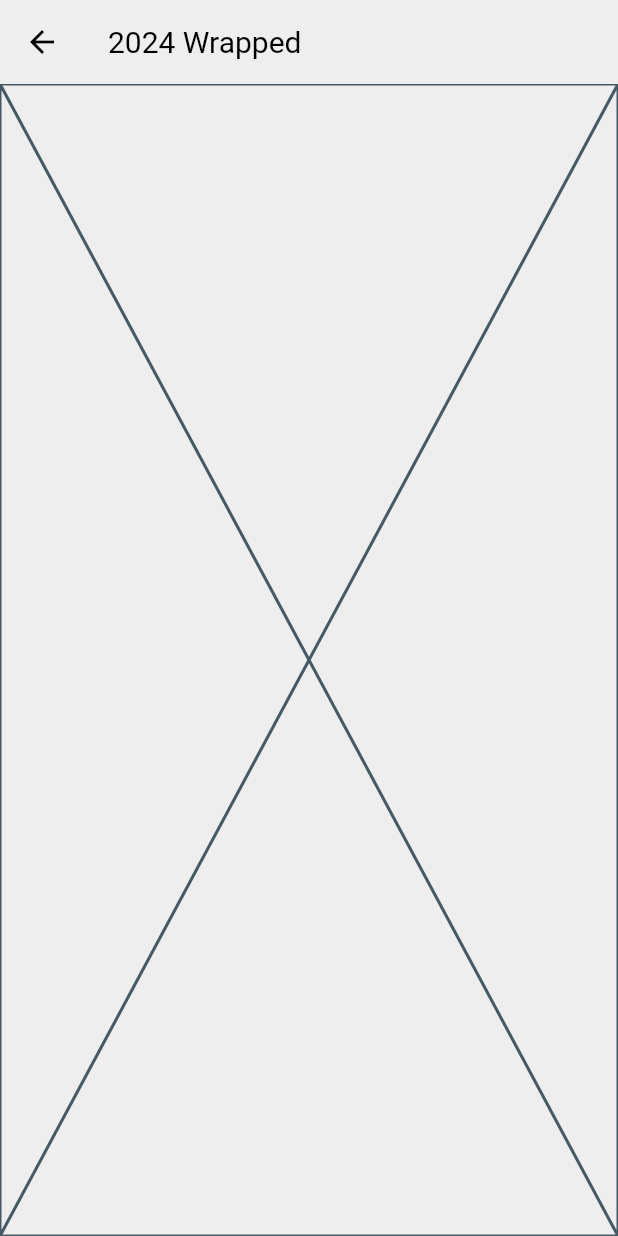
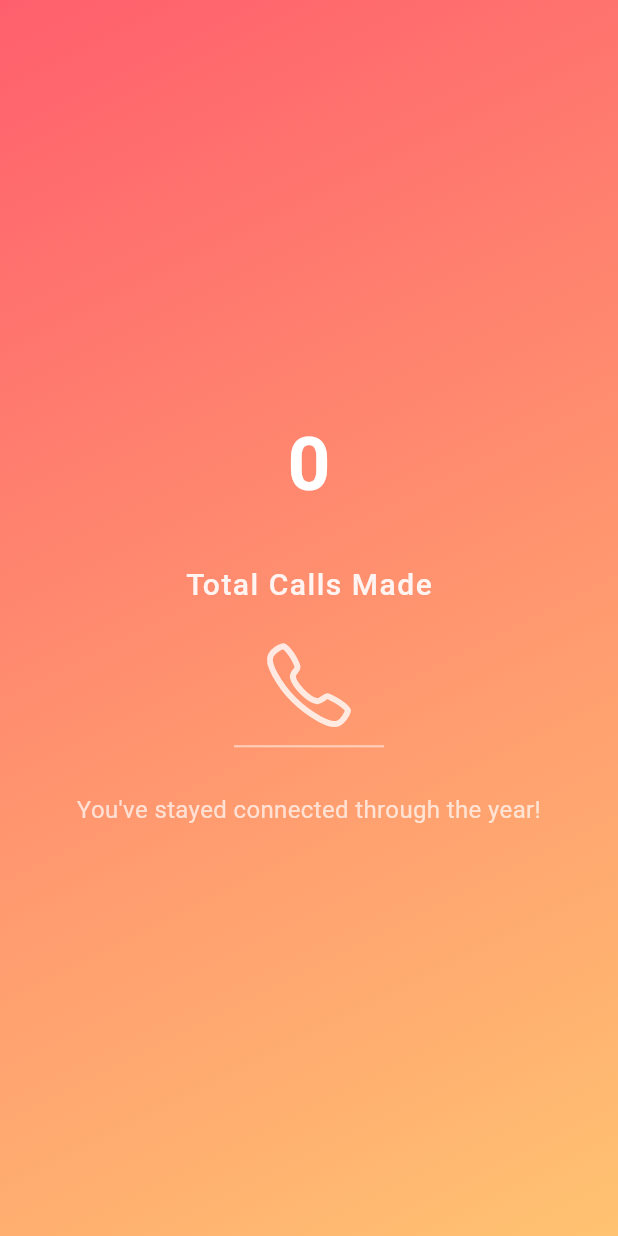
Before and after one commit to dagmawibabi/StatiCall, a Flutter app: the WrappedScreen screen opened by its route, on a phone screen of 412 x 824 dp. Run offline on Flutter 3.47's test engine with Material 3 defaults, Android fonts, the phone set to English and light mode, and no system bars; our stand-ins replace fl_chart, ionicons; missing offline and left inert: call_log.

Commit message:
enable showing the number of calls in wrapped screen

```diff
--- a/lib/main.dart
+++ b/lib/main.dart
@@ -1,4 +1,5 @@
 import 'package:callstats/providers/call_stats_provider.dart';
+import 'package:callstats/providers/year_wrapped_provider.dart';
 import 'package:callstats/screens/single_person_call_stats_screen.dart';
 import 'package:callstats/screens/home_screen.dart';
 import 'package:callstats/screens/landing_screen.dart';
@@ -29,8 +30,15 @@ class _MyAppState extends State<MyApp> {
         statusBarIconBrightness: Brightness.dark,
       ),
     );
-    return ChangeNotifierProvider(
-      create: (_) => CallStatsProvider(),
+    return MultiProvider(
+      providers: [
+        ChangeNotifierProvider(
+          create: (_) => CallStatsProvider(),
+        ),
+        ChangeNotifierProvider(
+          create: (_) => YearWrappedProvider(),
+        ),
+      ],
       child: MaterialApp(
         debugShowCheckedModeBanner: false,
         initialRoute: SplashScreen.routeName,
--- a/lib/screens/wrapped_screen.dart
+++ b/lib/screens/wrapped_screen.dart
@@ -1,4 +1,8 @@
 import 'package:flutter/material.dart';
+import 'package:provider/provider.dart';
+import 'package:ionicons/ionicons.dart';
+
+import 'package:callstats/providers/year_wrapped_provider.dart';
 
 class WrappedScreen extends StatelessWidget {
   static const routeName = '/wrapped';
@@ -7,11 +11,93 @@ class WrappedScreen extends StatelessWidget {
 
   @override
   Widget build(BuildContext context) {
+    final yearWrappedProvider = Provider.of<YearWrappedProvider>(context);
+
     return Scaffold(
-      appBar: AppBar(
-        title: const Text('2024 Wrapped'),
+      body: Container(
+        decoration: const BoxDecoration(
+          gradient: LinearGradient(
+            begin: Alignment.topLeft,
+            end: Alignment.bottomRight,
+            colors: [
+              Color(0xFFFF5F6D), // Soft red-pink
+              Color(0xFFFFC371), // Light golden-yellow
+            ],
+          ),
+        ),
+        child: Builder(
+          builder: (ctx) {
+            if (yearWrappedProvider.yearWrapped == null) {
+              yearWrappedProvider.initialize();
+              return const Center(
+                child: CircularProgressIndicator(),
+              );
+            }
+            final yearWrapped = yearWrappedProvider.yearWrapped;
+
+            return PageView.builder(
+              itemCount: 1,
+              itemBuilder: (ctx, index) => Center(
+                child: Column(
+                  mainAxisAlignment: MainAxisAlignment.center,
+                  crossAxisAlignment: CrossAxisAlignment.center,
+                  children: [
+                    // Total Calls Number (Bold and Highlighted)
+                    Text(
+                      '${yearWrapped!.totalCalls}',
+                      style: const TextStyle(
+                        fontSize: 50.0,
+                        fontWeight: FontWeight.w700,
+                        color: Colors.white,
+                      ),
+                    ),
+                    const SizedBox(height: 30.0),
+                    // Total Calls Label
+                    Text(
+                      'Total Calls Made',
+                      style: TextStyle(
+                        fontSize: 20.0,
+                        fontWeight: FontWeight.w500,
+                        letterSpacing: 1.0,
+                        color: Colors.white.withValues(alpha: 0.9),
+                      ),
+                    ),
+                    const SizedBox(height: 20.0),
+
+                    // Call Icon with a softer color
+                    Icon(
+                      Ionicons.call_outline,
+                      size: 64.0, // Smaller for minimalism
+                      color: Colors.white.withValues(alpha: 0.8),
+                    ),
+
+                    const SizedBox(height: 8.0),
+
+                    // Divider Line
+                    Container(
+                      width: 100.0,
+                      height: 1.5,
+                      color: Colors.white.withValues(alpha: 0.5),
+                    ),
+                    const SizedBox(height: 30.0),
+
+                    // Motivational or Contextual Text
+                    Text(
+                      'You\'ve stayed connected through the year!',
+                      textAlign: TextAlign.center,
+                      style: TextStyle(
+                        fontSize: 16.0,
+                        color: Colors.white.withValues(alpha: 0.7),
+                        height: 1.4,
+                      ),
+                    ),
+                  ],
+                ),
+              ),
+            );
+          },
+        ),
       ),
-      body: const Placeholder(),
     );
   }
 }
```
